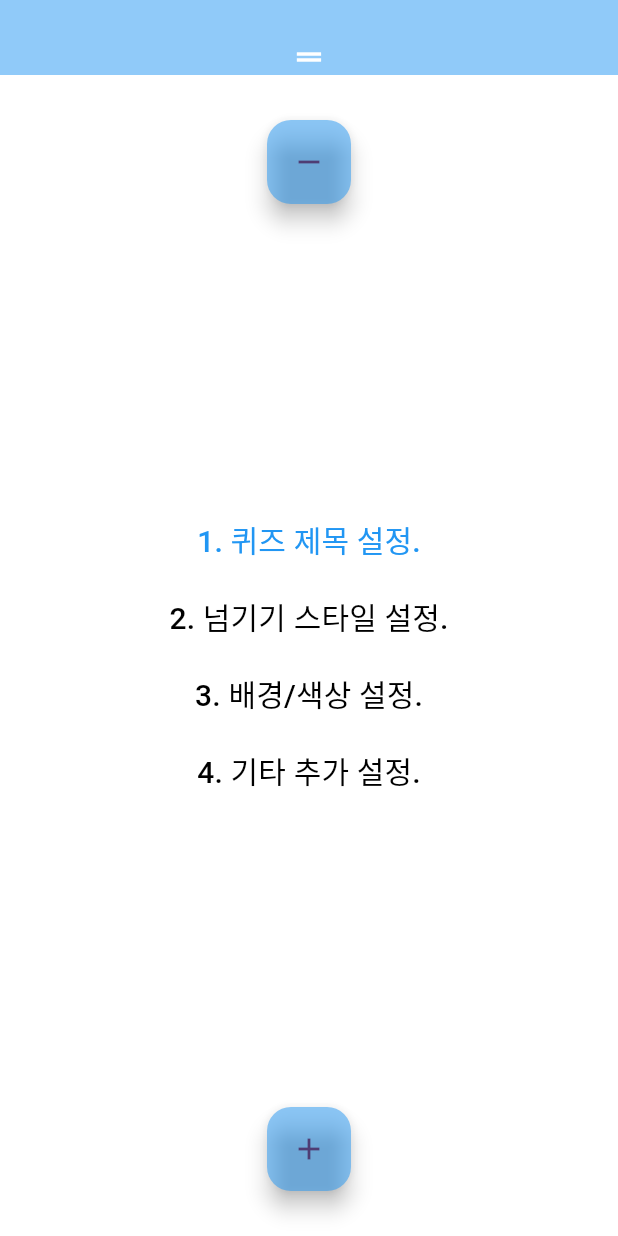
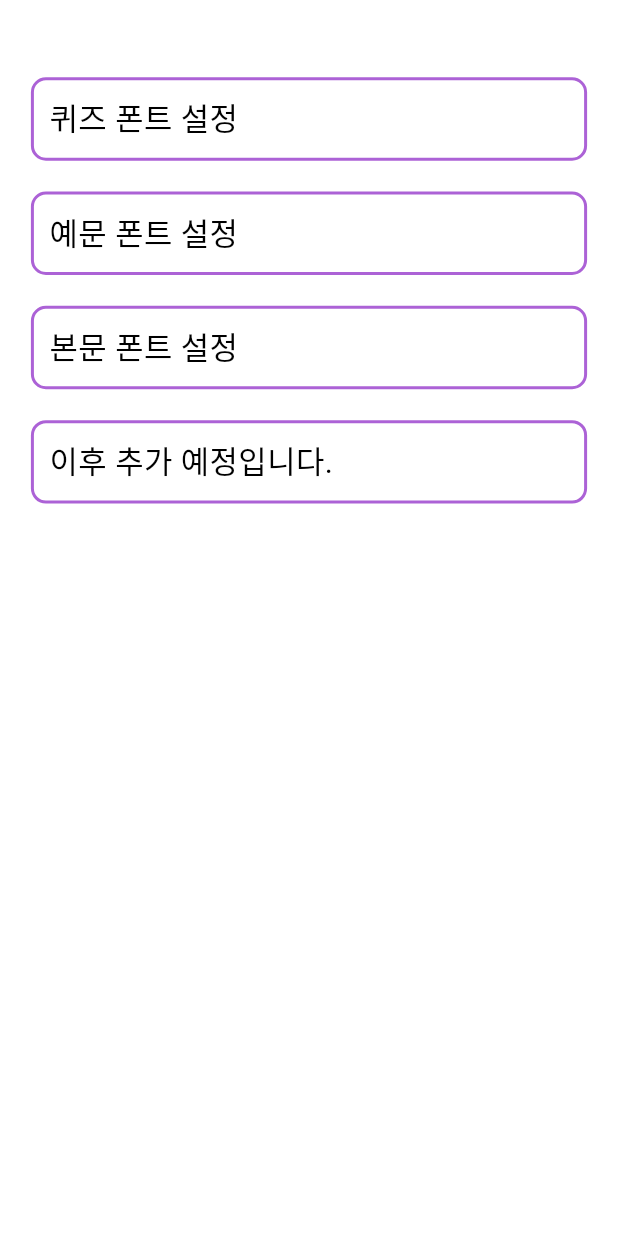
Before and after one commit to asui1/quizzer, a Flutter app: the MakingQuizscreen screen opened directly, after a tap on the "add" icon, after a tap on "4. 기타 추가 설정.", on a phone screen of 412 x 824 dp. Run offline on Flutter 3.47's test engine with Material 3 defaults, Android fonts, the phone set to English and light mode, and no system bars; our stand-ins replace dotted_border, flutter_colorpicker, image_picker, table_calendar; Roboto replaces fonts that are missing (GothicA1, GothicA1Bold, GothicA1ExtraBold).

Commit message:
color choosing ui added

```diff
--- a/lib/Class/quiz4.dart
+++ b/lib/Class/quiz4.dart
@@ -30,7 +30,6 @@ class Quiz4 extends AbstractQuiz {
 
   void setConnectionAnswerIndexAt(int index, int newInt) {
     connectionAnswerIndex[index] = newInt;
-    print(connectionAnswerIndex);
   }
 
   String getConnectionAnswerAt(int index) {
--- a/lib/Class/quizLayout.dart
+++ b/lib/Class/quizLayout.dart
@@ -2,6 +2,7 @@ import 'package:flutter/material.dart'; // Import the material.dart package
 
 import 'package:quizzer/Class/ImageColor.dart';
 import 'package:quizzer/Class/quiz.dart';
+import 'package:quizzer/config.dart';
 
 class QuizLayout {
   bool isTopBarVisible = false;
@@ -19,16 +20,63 @@ class QuizLayout {
   ImageColor backgroundImage = ImageColor(color: Colors.white);
   ImageColor topBarImage = ImageColor(color: Colors.blue[200]);
   ImageColor bottompBarImage = ImageColor(color: Colors.blue[200]);
-  ImageColor titleColor = ImageColor(color: Colors.black);
-  ImageColor textColor = ImageColor(color: Colors.black);
-  ImageColor buttonColor =
-      ImageColor(color: Color.fromARGB(255, 180, 147, 243));
+  Color titleColor = Colors.black;
+  Color bodyTextColor = Colors.black;
+  Color textColor = Colors.black;
+  Color buttonColor = Color.fromARGB(255, 180, 147, 243);
+  Color borderColor1 = Color.fromARGB(255, 172, 98, 214);
+  Color borderColor2 = Colors.black;
+  Color selectedColor = Color.fromARGB(255, 140, 183, 224);
   bool shuffleQuestions = false;
   String title = '';
   Image titleImage = Image.asset('images/question2.png');
   bool titleImageSet = false;
+  String questionFont = MyFonts.gothicA1Bold;
+  String bodyFont = MyFonts.gothicA1ExtraBold;
+  String answerFont = MyFonts.gothicA1;
 
   QuizLayout({this.highlightedIndex = 0});
+
+  Color getBorderColor1() {
+    return borderColor1;
+  }
+
+  Color getBorderColor2() {
+    return borderColor2;
+  }
+
+  Color getTextColorByIndex(index) {
+    if (index == 0) {
+      return titleColor;
+    } else if (index == 1) {
+      return bodyTextColor;
+    } else if (index == 2) {
+      return textColor;
+    }
+
+    return textColor;
+  }
+
+  void setFontFamily(int index, String fontFamily) {
+    if (index == 0) {
+      questionFont = fontFamily;
+    } else if (index == 1) {
+      bodyFont = fontFamily;
+    } else if (index == 2) {
+      answerFont = fontFamily;
+    }
+  }
+
+  String getFontFamily(int index) {
+    if (index == 0) {
+      return questionFont;
+    } else if (index == 1) {
+      return bodyFont;
+    } else if (index == 2) {
+      return answerFont;
+    }
+    return questionFont;
+  }
 
   bool isTitleImageSet() {
     return titleImageSet;
@@ -71,14 +119,13 @@ class QuizLayout {
       'backgroundImage': backgroundImage.toJson(),
       'topBarImage': topBarImage.toJson(),
       'bottompBarImage': bottompBarImage.toJson(),
-      'titleColor': titleColor.toJson(),
-      'textColor': textColor.toJson(),
-      'buttonColor': buttonColor.toJson(),
+      'titleColor': titleColor,
+      'textColor': textColor,
+      'buttonColor': buttonColor,
       'shuffleQuestions': shuffleQuestions,
       'title': title,
     };
   }
-
 
   void flipShuffleQuestions() {
     shuffleQuestions = !shuffleQuestions;
@@ -112,11 +159,11 @@ class QuizLayout {
     return curQuizIndex;
   }
 
-  ImageColor getButtonColor() {
+  Color getButtonColor() {
     return buttonColor;
   }
 
-  ImageColor getTextColor() {
+  Color getTextColor() {
     return textColor;
   }
 
@@ -168,10 +215,7 @@ class QuizLayout {
     } else if (index == 2) {
       return isBottomBarVisible;
     }
-    if (index < 6 && index > 2) {
-      return true;
-    }
-    return false;
+    return true;
   }
 
   ImageColor getImage(int index) {
@@ -182,13 +226,59 @@ class QuizLayout {
     } else if (index == 2) {
       return bottompBarImage;
     } else if (index == 3) {
+      return ImageColor(color: titleColor);
+    } else if (index == 4) {
+      return ImageColor(color: bodyTextColor);
+    } else if(index ==5){
+      return ImageColor(color: textColor);
+    } else if (index == 6) {
+      return ImageColor(color: buttonColor);
+    } else if (index == 7) {
+      return ImageColor(color: borderColor1);
+    } else if (index == 8) {
+      return ImageColor(color: borderColor2);
+    } else if (index == 9) {
+      return ImageColor(color: selectedColor);
+    }
+
+    return topBarImage;
+  }
+
+  Color getColor(int index) {
+    if (index == 3) {
       return titleColor;
+    } else if(index == 4){
+      return bodyTextColor;
+    } else if (index == 5) {
+      return textColor;
+    } else if (index == 6) {
+      return buttonColor;
+    } else if (index == 7) {
+      return borderColor1;
+    } else if (index == 8) {
+      return borderColor2;
+    } else if (index == 9) {
+      return selectedColor;
+    }
+    return titleColor;
+  }
+
+  void setColor(int index, Color color) {
+    if (index == 3) {
+      titleColor = color;
     } else if (index == 4) {
-      return textColor;
+      bodyTextColor = color;
     } else if (index == 5) {
-      return buttonColor;
+      textColor = color;
+    } else if (index == 6) {
+      buttonColor = color;
+    } else if (index == 7) {
+      borderColor1 = color;
+    } else if (index == 8) {
+      borderColor2 = color;
+    } else if (index == 9) {
+      selectedColor = color;
     }
-    return topBarImage;
   }
 
   void setImage(int index, ImageColor image) {
@@ -198,12 +288,6 @@ class QuizLayout {
       topBarImage = image;
     } else if (index == 2) {
       bottompBarImage = image;
-    } else if (index == 3) {
-      titleColor = image;
-    } else if (index == 4) {
-      textColor = image;
-    } else if (index == 5) {
-      buttonColor = image;
     }
   }
 
@@ -232,7 +316,7 @@ class QuizLayout {
   }
 
   int getNextHighlightedIndex() {
-    if(!isTitleSet) {
+    if (!isTitleSet) {
       highlightedIndex = 0;
       return highlightedIndex;
     }
--- a/lib/MakingQuizLayout.dart
+++ b/lib/MakingQuizLayout.dart
@@ -7,6 +7,7 @@ import 'package:image_picker/image_picker.dart';
 import 'package:quizzer/Class/ImageColor.dart';
 import 'package:quizzer/Class/quizLayout.dart';
 import 'package:quizzer/Strings.dart';
+import 'package:quizzer/additionalSetup.dart';
 import 'package:quizzer/config.dart';
 
 import 'Widgets/FlipWidgets.dart';
@@ -323,7 +324,7 @@ class _MakingQuizState extends State<MakingQuizscreen> {
                                 child: ListBody(
                                   children: <Widget>[
                                     Column(
-                                      children: List.generate(6, (index) {
+                                      children: List.generate(9, (index) {
                                         return Padding(
                                           padding: const EdgeInsets.only(
                                               bottom:
@@ -393,6 +394,15 @@ class _MakingQuizState extends State<MakingQuizscreen> {
                     quizLayout: widget.quizLayout,
                     index: 3,
                     onPressed: () async {
+                      Navigator.push(
+                        context,
+                        MaterialPageRoute(
+                          builder: (context) =>
+                              quizLayoutAdditionalSetup(quizLayout: widget.quizLayout),
+                        ),
+                      ).then((_) {
+                        setState(() {});
+                      });
                       // 버튼 3의 동작을 여기에 구현합니다.
                     },
                   ),
--- a/lib/Strings.dart
+++ b/lib/Strings.dart
@@ -5,6 +5,9 @@ const Map<String, String> stringResources = {
   'imageSet3': '제목 텍스트 색 설정',
   'imageSet4': '본문 텍스트 색 설정',
   'imageSet5': '버튼 색 설정',
+  'imageSet6': '선택됨 색 설정',
+  'imageSet7': '테두리 색 1 설정',
+  'imageSet8': '테두리 색 2 설정',
 
 
   'quiz1' : '퀴즈 1 생성',
@@ -16,5 +19,11 @@ const Map<String, String> stringResources = {
   'quiz7' : '퀴즈 4 생성',
   'quiz8' : '퀴즈 4 뷰어',
 
+  'quizLayoutSetup1' : "퀴즈 폰트 설정",
+  'quizLayoutSetup2' : '예문 폰트 설정',
+  'quizLayoutSetup3' : '본문 폰트 설정',
+  'quizLayoutSetup4' : '이후 추가 예정입니다.',
+  'quzLayoutSetup5' : '미개발',
+
 
 };
--- a/lib/Widgets/FlipWidgets.dart
+++ b/lib/Widgets/FlipWidgets.dart
@@ -1,5 +1,3 @@
-
-
 import 'package:flutter/cupertino.dart';
 import 'package:flutter/material.dart';
 
@@ -11,13 +9,16 @@ class FilpStyle12 extends StatelessWidget {
   final VoidCallback onPressedBack;
   final VoidCallback onPressedForward;
 
-  FilpStyle12({required this.quizLayout, required this.onPressedBack, required this.onPressedForward});
+  FilpStyle12(
+      {required this.quizLayout,
+      required this.onPressedBack,
+      required this.onPressedForward});
 
   @override
   Widget build(BuildContext context) {
-    ImageColor imageColor = quizLayout.getButtonColor();
+    Color imageColor = quizLayout.getButtonColor();
     int flipStyle = quizLayout.getSelectedLayout();
-    Color textColor = imageColor.getColor();
+    Color textColor = quizLayout.getTextColor();
     if (flipStyle != 1 && flipStyle != 2) {
       return SizedBox.shrink(); // or Container()
     }
@@ -30,7 +31,7 @@ class FilpStyle12 extends StatelessWidget {
             padding: EdgeInsets.all(8.0), // Adjust the padding as needed
             child: FloatingActionButton(
               heroTag: 'prevButtonBody',
-              backgroundColor: imageColor.getColor(), // 하이라이트 여부에 따라 색상 변경
+              backgroundColor: imageColor, // 하이라이트 여부에 따라 색상 변경
               child: Icon(Icons.arrow_back),
               onPressed: onPressedBack,
             ),
@@ -43,7 +44,7 @@ class FilpStyle12 extends StatelessWidget {
             padding: EdgeInsets.all(8.0), // Adjust the padding as needed
             child: FloatingActionButton(
               heroTag: 'nextButtonBody',
-              backgroundColor: imageColor.getColor(), // 하이라이트 여부에 따라 색상 변경
+              backgroundColor: imageColor, // 하이라이트 여부에 따라 색상 변경
               child: Icon(Icons.arrow_forward),
               onPressed: onPressedForward,
             ),
@@ -63,7 +64,10 @@ class BottomBarStack extends StatelessWidget {
   final VoidCallback onPressedBack;
   final VoidCallback onPressedForward;
 
-  BottomBarStack({required this.quizLayout, required this.onPressedBack, required this.onPressedForward});
+  BottomBarStack(
+      {required this.quizLayout,
+      required this.onPressedBack,
+      required this.onPressedForward});
 
   @override
   Widget build(BuildContext context) {
@@ -78,9 +82,8 @@ class BottomBarStack extends StatelessWidget {
               padding: EdgeInsets.all(8.0), // Adjust the padding as needed
               child: FloatingActionButton(
                 heroTag: 'prevButtonBottomBar',
-                backgroundColor: quizLayout
-                    .getButtonColor()
-                    .getColor(), // 하이라이트 여부에 따라 색상 변경
+                backgroundColor:
+                    quizLayout.getButtonColor(), // 하이라이트 여부에 따라 색상 변경
                 child: Icon(Icons.arrow_back),
                 onPressed: onPressedBack,
               ),
@@ -92,9 +95,8 @@ class BottomBarStack extends StatelessWidget {
               padding: EdgeInsets.all(8.0), // Adjust the padding as needed
               child: FloatingActionButton(
                 heroTag: 'nextButtonBottomBar',
-                backgroundColor: quizLayout
-                    .getButtonColor()
-                    .getColor(), // 하이라이트 여부에 따라 색상 변경
+                backgroundColor:
+                    quizLayout.getButtonColor(), // 하이라이트 여부에 따라 색상 변경
                 child: Icon(Icons.arrow_forward),
                 onPressed: onPressedForward,
               ),
--- a/lib/Widgets/Viewer/quizWidget4Viewer.dart
+++ b/lib/Widgets/Viewer/quizWidget4Viewer.dart
@@ -147,7 +147,6 @@ class _QuizView4State extends State<QuizView4> {
                                     widget.screenWidthModifier),
                             child: GestureDetector(
                               onTapDown: (details) {
-                                print("onTapDown ");
                                 setState(() {
                                   isDragging[index] = true;
                                   Offset position =
@@ -157,7 +156,6 @@ class _QuizView4State extends State<QuizView4> {
                                 });
                               },
                               onPanUpdate: (details) {
-                                print("onPanUpdate ");
                                 if (isDragging[index] == false) return;
                                 setState(() {
                                   ends[index] =
--- /dev/null
+++ b/lib/additionalSetup.dart
@@ -0,0 +1,137 @@
+import 'package:flutter/material.dart';
+import 'package:quizzer/Class/quizLayout.dart';
+import 'package:quizzer/Strings.dart';
+import 'package:quizzer/config.dart';
+
+class quizLayoutAdditionalSetup extends StatefulWidget {
+  final QuizLayout quizLayout;
+  quizLayoutAdditionalSetup({required this.quizLayout});
+  @override
+  _quizLayoutAdditionalSetup createState() => _quizLayoutAdditionalSetup();
+}
+
+class _quizLayoutAdditionalSetup extends State<quizLayoutAdditionalSetup> {
+  int itemCount = 4;
+  @override
+  Widget build(BuildContext context) {
+    return Scaffold(
+      body: Container(
+        decoration: widget.quizLayout.getBackgroundImage().isColor()
+            ? BoxDecoration(
+                color: widget.quizLayout.getBackgroundImage().getColor(),
+              )
+            : BoxDecoration(
+                image: DecorationImage(
+                  image: AssetImage(
+                      widget.quizLayout.getBackgroundImage().getImagePath()),
+                  fit: BoxFit.cover,
+                ),
+              ),
+        child: Column(
+          children: [
+            SizedBox(
+                height: AppConfig.screenHeight * 0.05), // 여기에 원하는 높이를 설정하세요.
+            Expanded(
+              child: ListView.builder(
+                itemCount: itemCount,
+                itemBuilder: (context, index) {
+                  return InkWell(
+                    onTap: () {
+                      index != itemCount - 1
+                          ? showDialog(
+                              context: context,
+                              builder: (BuildContext context) {
+                                return AlertDialog(
+                                  title: Text('폰트 선택'),
+                                  content: Container(
+                                    width: double.maxFinite,
+                                    child: GridView.builder(
+                                      gridDelegate:
+                                          SliverGridDelegateWithFixedCrossAxisCount(
+                                        crossAxisCount: 2, // 한 줄에 2개의 항목을 표시
+                                        childAspectRatio:
+                                            1.5, // 항목의 가로 세로 비율을 1:1로 설정
+                                        crossAxisSpacing: 10, // 가로 방향 항목의 간격
+                                        mainAxisSpacing: 10, // 세로 방향 항목의 간격
+                                      ),
+                                      itemCount: MyFonts.count, // 전체 항목 수
+                                      itemBuilder: (context, index2) {
+                                        return InkWell(
+                                          onTap: () {
+                                            // 여기에 탭 이벤트 처리 로직을 추가하세요.
+                                            // 예: 선택된 폰트를 사용하여 무언가를 업데이트하거나, 사용자에게 알림을 표시합니다.
+                                            widget.quizLayout.setFontFamily(
+                                                index,
+                                                MyFonts.getFontByIndex(index2));
+                                            Navigator.of(context).pop();
+                                            setState(() {});
+                                          },
+                                          child: Container(
+                                            alignment: Alignment.center,
+                                            child: Text(
+                                              '가나다 abc 123', // 표시할 텍스트
+                                              style: TextStyle(
+                                                fontFamily:
+                                                    MyFonts.getFontByIndex(
+                                                        index2), // 폰트 패밀리 적용
+                                                fontSize: AppConfig.fontSize *
+                                                    0.8, // 폰트 크기
+                                              ),
+                                            ),
+                                            decoration: BoxDecoration(
+                                              color: Colors.grey[200], // 배경색
+                                              borderRadius:
+                                                  BorderRadius.circular(
+                                                      10), // 모서리 둥글게
+                                            ),
+                                          ),
+                                        );
+                                      },
+                                    ),
+                                  ),
+                                  actions: <Widget>[
+                                    ElevatedButton(
+                                      child: Text('취소'),
+                                      onPressed: () {
+                                        Navigator.of(context).pop();
+                                        setState(() {});
+                                      },
+                                    ),
+                                  ],
+                                );
+                              },
+                            )
+                          : null;
+                    },
+                    child: Container(
+                      margin: EdgeInsets.symmetric(
+                          horizontal: AppConfig.largePadding,
+                          vertical: AppConfig.padding),
+                      decoration: BoxDecoration(
+                        color: Colors.transparent, // 컨테이너를 투명하게 만듭니다.
+                        borderRadius:
+                            BorderRadius.circular(10), // 모서리를 둥글게 처리합니다.
+                            border: Border.all(color: widget.quizLayout.getBorderColor1(), width: 2)
+                      ),
+                      child: Padding(
+                        padding: EdgeInsets.all(AppConfig.padding),
+                        child: Text(
+                          stringResources['quizLayoutSetup${index + 1}']!,
+                          style: TextStyle(
+                            color: widget.quizLayout.getTextColorByIndex(index),
+                            fontSize: AppConfig.fontSize,
+                            fontFamily: widget.quizLayout.getFontFamily(index),
+                          ),
+                        ),
+                      ),
+                    ),
+                  );
+                },
+              ),
+            ),
+          ],
+        ),
+      ),
+    );
+  }
+}
--- a/lib/makingQuiz.dart
+++ b/lib/makingQuiz.dart
@@ -243,7 +243,6 @@ class _MakingQuizState extends State<MakingQuiz> {
                             value: widget.quizLayout
                                 .getShuffleQuestions(), // 초기 선택 상태 설정, 실제 사용 시 변수로 관리
                             onChanged: (bool? newValue) {
-                              print(newValue);
                               if (newValue != null) {
                                 setState(() {
                                   widget.quizLayout
```
Also changed, not shown: lib/config.dart (+34 -0 lines), lib/myColorPicker.dart (+25 -10 lines), 1 other file.
